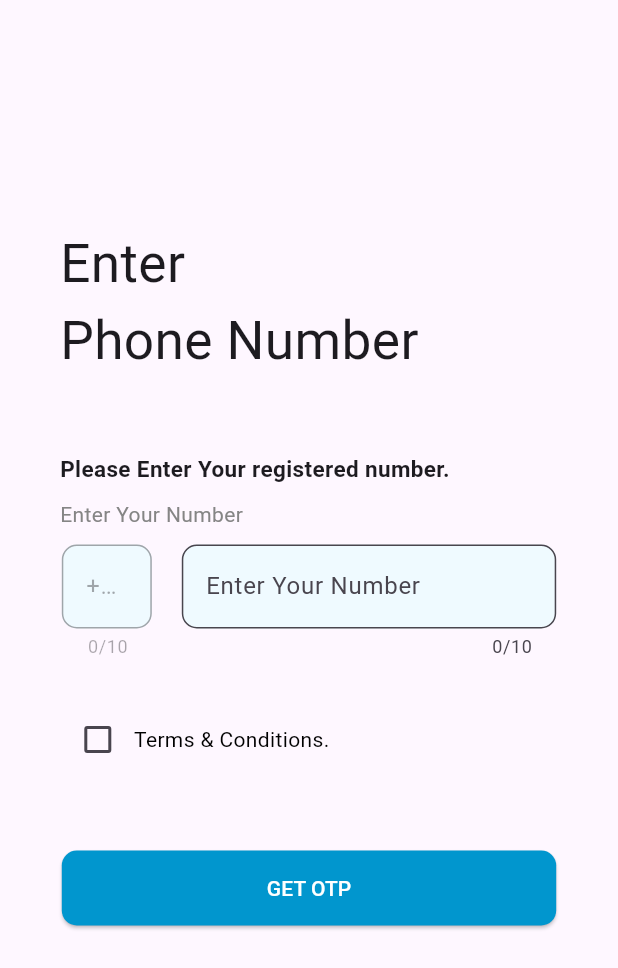
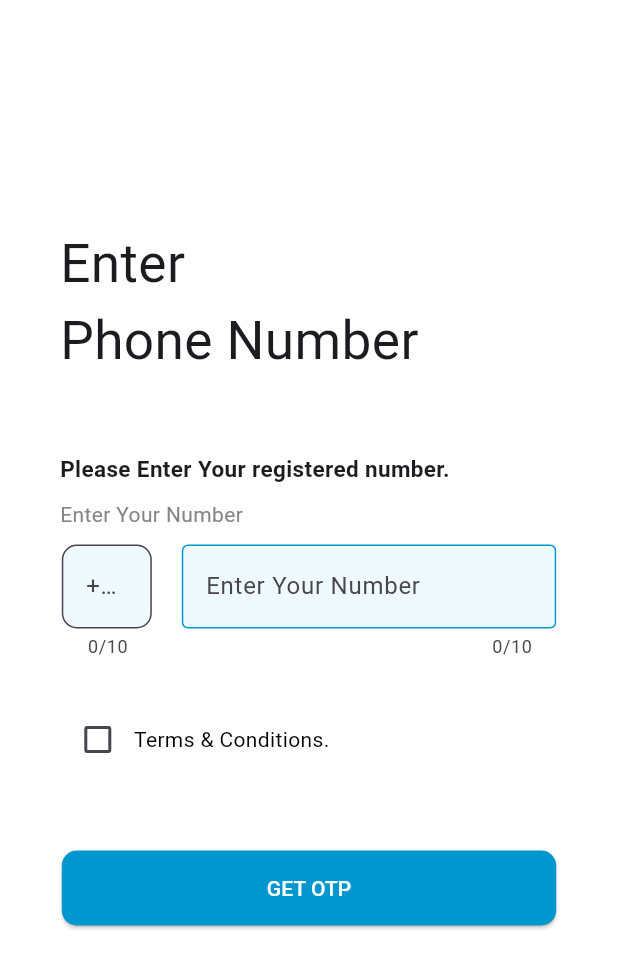
Before and after one commit to bhagwanv/ScaleUpApp, a Flutter app: the screen it shows after launch, on a phone screen of 412 x 824 dp. Shown: the top 968 px of the screen. Run offline on Flutter 3.47's test engine with Material 3 defaults, Android fonts, the phone set to English and light mode, and no system bars; our stand-ins replace flutter_svg.

Commit message:
Adding  Assist folder

```diff
--- a/lib/view/login_screen/components/LoginForm.dart
+++ b/lib/view/login_screen/components/LoginForm.dart
@@ -1,5 +1,6 @@
 import 'package:flutter/cupertino.dart';
 import 'package:flutter/material.dart';
+import 'package:scaleup_app/view/otp_screens/OtpScreen.dart';
 
 import '../../../constants.dart';
 
@@ -20,10 +21,10 @@ class LoginForm extends StatelessWidget {
             child: TextField(
               keyboardType: TextInputType.number,
               textInputAction: TextInputAction.done,
-              enabled: false,
               maxLength: 10,
               maxLines: 1,
               cursorColor: kPrimaryColor,
+              style: TextStyle(color: Colors.red),
               decoration: InputDecoration(
                 hintText: "+91",
                 fillColor: textFiledBackgroundColour,
@@ -45,12 +46,15 @@ class LoginForm extends StatelessWidget {
               maxLines: 1,
               cursorColor: kPrimaryColor,
               decoration: InputDecoration(
+                  enabledBorder: OutlineInputBorder(
+                    borderSide: BorderSide(color: kPrimaryColor),
+                  ),
                   hintText: "Enter Your Number",
                   fillColor: textFiledBackgroundColour,
                   filled: true,
                   border: OutlineInputBorder(
-                    borderSide: BorderSide(color: kPrimaryColor, width: 5.0),
-                    borderRadius: BorderRadius.all(Radius.circular(10.0)),
+                    borderSide: BorderSide(color: kPrimaryColor, width: 1.0),
+                    borderRadius: BorderRadius.all(Radius.circular(5.0)),
                   )),
             ),
           )
@@ -68,7 +72,8 @@ class LoginForm extends StatelessWidget {
                 style: ButtonStyle(
                   shape: MaterialStateProperty.all<RoundedRectangleBorder>(
                     RoundedRectangleBorder(
-                      borderRadius: BorderRadius.circular(10.0), // Set the border radius here
+                      borderRadius: BorderRadius.circular(
+                          10.0), // Set the border radius here
                     ),
                   ),
                   minimumSize: MaterialStateProperty.all<Size>(
@@ -80,8 +85,19 @@ class LoginForm extends StatelessWidget {
                   foregroundColor:
                       MaterialStateProperty.all<Color>(Colors.white),
                 ),
-                onPressed: () {},
-                child: const Text('GET OTP',),
+                onPressed: () {
+                  Navigator.push(
+                    context,
+                    MaterialPageRoute(
+                      builder: (context) {
+                        return const OtpScreen();
+                      },
+                    ),
+                  );
+                },
+                child: const Text(
+                  'GET OTP',
+                ),
               ),
             ],
           ),
--- a/lib/view/login_screen/login_screen.dart
+++ b/lib/view/login_screen/login_screen.dart
@@ -28,6 +28,7 @@ class LoginScreen extends StatelessWidget {
     return const SafeArea(
         top: false,
         child: Scaffold(
+          backgroundColor: Colors.white,
             body: SingleChildScrollView(
               child: Column(
                         children: <Widget>[
```
Also changed, not shown: lib/view/otp_screens/OtpScreen.dart (added, +37 -0 lines), assets/icons/scale_up_logo.svg (added).
